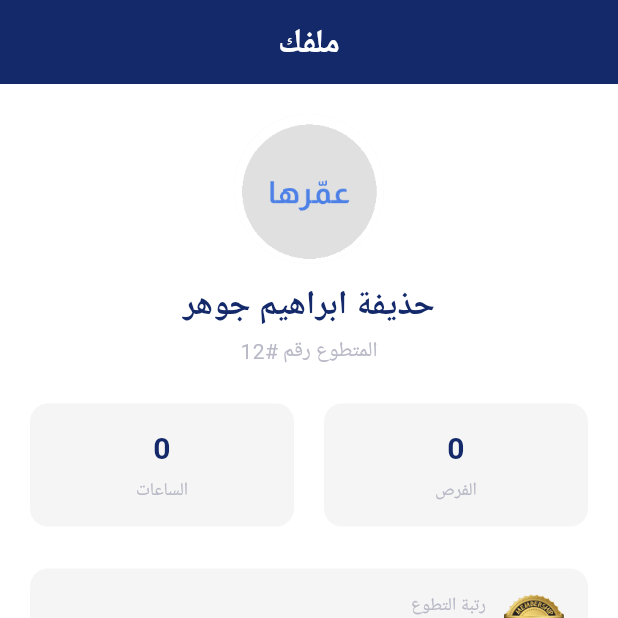
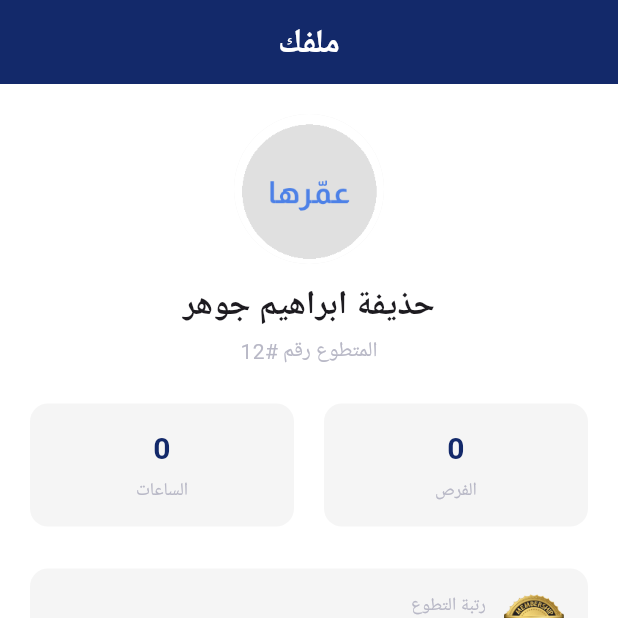
Before and after one commit to HozaifaJawhar/project2, a Flutter app: the screen it shows after launch, on a phone screen of 412 x 824 dp, the top half of it. Run offline on Flutter 3.47's test engine with Material 3 defaults, Android fonts, the phone set to English and light mode, and no system bars; our stand-ins replace google_fonts; Roboto replaces fonts that are missing (Almarai).

Commit message:
add rank tier widget in profile widgets

```diff
--- a/lib/screens/honor_board.dart
+++ b/lib/screens/honor_board.dart
@@ -24,7 +24,7 @@ class _HonorBoardScreenState extends State<HonorBoardScreen> {
       imageUrl: '',
       rank: 1,
       opportunities: 22,
-      tier: RankTier.diamond,
+      tier: RankTier.gold,
     ),
     Volunteer(
       name: 'هدى الكافي',
@@ -45,35 +45,35 @@ class _HonorBoardScreenState extends State<HonorBoardScreen> {
       imageUrl: '',
       rank: 4,
       opportunities: 17,
-      tier: RankTier.silver,
+      tier: RankTier.gold,
     ),
     Volunteer(
       name: 'زين الجودر',
       imageUrl: '',
       rank: 5,
       opportunities: 14,
-      tier: RankTier.silver,
+      tier: RankTier.gold,
     ),
     Volunteer(
       name: 'زينب الأنصاري',
       imageUrl: '',
       rank: 6,
       opportunities: 13,
-      tier: RankTier.bronze,
+      tier: RankTier.gold,
     ),
     Volunteer(
       name: 'أحمد الصالح',
       imageUrl: '',
       rank: 7,
       opportunities: 12,
-      tier: RankTier.bronze,
+      tier: RankTier.gold,
     ),
     Volunteer(
       name: 'فاطمة العلي',
       imageUrl: '',
       rank: 8,
       opportunities: 11,
-      tier: RankTier.bronze,
+      tier: RankTier.gold,
     ),
   ];
 
--- a/lib/screens/profile_screen.dart
+++ b/lib/screens/profile_screen.dart
@@ -1,6 +1,8 @@
 import 'package:ammerha_volunteer/config/theme/app_theme.dart';
 import 'package:ammerha_volunteer/core/models/volunteer.dart';
 import 'package:ammerha_volunteer/core/models/volunteer_profile.dart';
+import 'package:ammerha_volunteer/widgets/profile/profile_header.dart';
+import 'package:ammerha_volunteer/widgets/profile/rank_section.dart';
 import 'package:flutter/material.dart';
 import 'package:google_fonts/google_fonts.dart';
 import 'package:url_launcher/url_launcher.dart';
@@ -24,7 +26,7 @@ class _VolunteerProfileScreenState extends State<VolunteerProfileScreen>
     profileImageUrl: 'assets/images/profile.png',
     opportunitiesCount: 0,
     hoursCount: 0,
-    rankTier: RankTier.bronze,
+    rankTier: RankTier.gold,
     rankName: 'متطوع مبتدئ',
     rankProgress: 0.3, // Represents 30%
     skills: ['التصوير', 'التصميم', 'التدريب', 'جمع التبرعات', 'إدارة المشاريع'],
@@ -78,9 +80,17 @@ class _VolunteerProfileScreenState extends State<VolunteerProfileScreen>
                   child: Column(
                     children: [
                       const SizedBox(height: 20),
-                      _buildProfileHeader(),
+                      ProfileHeaderWidget(
+                        name: volunteerProfile.name,
+                        id: volunteerProfile.id,
+                        imageUrl: volunteerProfile.profileImageUrl,
+                      ),
                       _buildStatsSection(),
-                      _buildRankSection(),
+                      RankSectionWidget(
+                        rankName: volunteerProfile.rankName,
+                        rankProgress: volunteerProfile.rankProgress,
+                        rankTier: volunteerProfile.rankTier,
+                      ),
                       const SizedBox(height: 20),
                     ],
                   ),
@@ -139,46 +149,6 @@ class _VolunteerProfileScreenState extends State<VolunteerProfileScreen>
           ),
         ),
       ),
-    );
-  }
-
-  // Builds the main profile header widget.
-  Widget _buildProfileHeader() {
-    final imageUrl = volunteerProfile.profileImageUrl;
-    final ImageProvider backgroundImage;
-
-    // Determines the correct ImageProvider based on the URL format.
-    if (imageUrl.startsWith('http')) {
-      backgroundImage = NetworkImage(imageUrl);
-    } else {
-      // Handles local assets, providing a fallback for empty paths.
-      backgroundImage = AssetImage(
-        imageUrl.isNotEmpty ? imageUrl : 'assets/images/default_avatar.png',
-      );
-    }
-
-    return Column(
-      children: [
-        CircleAvatar(
-          radius: 50,
-          backgroundColor: Colors.grey.shade200,
-          backgroundImage: backgroundImage,
-        ),
-        const SizedBox(height: 12),
-        Text(
-          volunteerProfile.name,
-          style: GoogleFonts.almarai(
-            fontSize: 22,
-            fontWeight: FontWeight.bold,
-            color: AppColors.primary,
-          ),
-        ),
-        const SizedBox(height: 4),
-        Text(
-          'المتطوع رقم #${volunteerProfile.id}',
-          style: GoogleFonts.almarai(fontSize: 14, color: AppColors.greyText),
-        ),
-      ],
     );
   }
 
--- /dev/null
+++ b/lib/widgets/honorBaord/rank_helper.dart
@@ -0,0 +1,21 @@
+import 'package:ammerha_volunteer/core/models/volunteer.dart';
+import 'package:flutter/material.dart';
+
+Widget getRankBadgeWidget(RankTier tier, {double size = 24}) {
+  String imagePath;
+  switch (tier) {
+    case RankTier.diamond:
+      imagePath = 'assets/icons/diamond_badge.png';
+      break;
+    case RankTier.gold:
+      imagePath = 'assets/icons/medal3.png';
+      break;
+    case RankTier.silver:
+      imagePath = 'assets/icons/silver_badge.png';
+      break;
+    case RankTier.bronze:
+      imagePath = 'assets/icons/bronze_badge.png';
+      break;
+  }
+  return Image.asset(imagePath, width: size, height: size);
+}
--- a/lib/widgets/honorBaord/rest_volunteer.dart
+++ b/lib/widgets/honorBaord/rest_volunteer.dart
@@ -1,5 +1,6 @@
 import 'package:ammerha_volunteer/config/theme/app_theme.dart';
 import 'package:ammerha_volunteer/core/models/volunteer.dart';
+import 'package:ammerha_volunteer/widgets/honorBaord/rank_helper.dart';
 import 'package:flutter/material.dart';
 import 'package:google_fonts/google_fonts.dart';
 
@@ -19,25 +20,6 @@ class RankListWidget extends StatelessWidget {
         return _buildRankListItem(volunteer);
       },
     );
-  }
-
-  Widget _getRankBadge(RankTier tier, {double size = 24}) {
-    String imagePath;
-    switch (tier) {
-      case RankTier.diamond:
-        imagePath = 'assets/icons/medal3.png';
-        break;
-      case RankTier.gold:
-        imagePath = 'assets/icons/medal3.png';
-        break;
-      case RankTier.silver:
-        imagePath = 'assets/icons/medal3.png';
-        break;
-      case RankTier.bronze:
-        imagePath = 'assets/icons/medal3.png';
-        break;
-    }
-    return Image.asset(imagePath, width: size, height: size);
   }
 
   Widget _buildRankListItem(Volunteer volunteer) {
@@ -95,7 +77,7 @@ class RankListWidget extends StatelessWidget {
             Row(
               children: [
                 // 4. أيقونة الرتبة
-                _getRankBadge(volunteer.tier),
+                getRankBadgeWidget(volunteer.tier),
                 const SizedBox(width: 8),
 
                 // 5. عدد الفرص
--- a/lib/widgets/honorBaord/top_three.dart
+++ b/lib/widgets/honorBaord/top_three.dart
@@ -1,5 +1,6 @@
 import 'package:ammerha_volunteer/config/theme/app_theme.dart';
 import 'package:ammerha_volunteer/core/models/volunteer.dart';
+import 'package:ammerha_volunteer/widgets/honorBaord/rank_helper.dart';
 import 'package:flutter/material.dart';
 import 'package:google_fonts/google_fonts.dart';
 
@@ -38,24 +39,24 @@ class TopThreePodiumWidget extends StatelessWidget {
     );
   }
 
-  Widget _getRankBadge(RankTier tier, {double size = 24}) {
-    String imagePath;
-    switch (tier) {
-      case RankTier.diamond:
-        imagePath = 'assets/icons/medal3.png';
-        break;
-      case RankTier.gold:
-        imagePath = 'assets/icons/medal3.png';
-        break;
-      case RankTier.silver:
-        imagePath = 'assets/icons/medal3.png';
-        break;
-      case RankTier.bronze:
-        imagePath = 'assets/icons/medal3.png';
-        break;
-    }
-    return Image.asset(imagePath, width: size, height: size);
-  }
+  // Widget _getRankBadge(RankTier tier, {double size = 24}) {
+  //   String imagePath;
+  //   switch (tier) {
+  //     case RankTier.diamond:
+  //       imagePath = 'assets/icons/medal3.png';
+  //       break;
+  //     case RankTier.gold:
+  //       imagePath = 'assets/icons/medal3.png';
+  //       break;
+  //     case RankTier.silver:
+  //       imagePath = 'assets/icons/medal3.png';
+  //       break;
+  //     case RankTier.bronze:
+  //       imagePath = 'assets/icons/medal3.png';
+  //       break;
+  //   }
+  //   return Image.asset(imagePath, width: size, height: size);
+  // }
 
   Widget _buildPodiumItem(
     BuildContext context,
@@ -86,7 +87,7 @@ class TopThreePodiumWidget extends StatelessWidget {
                   shape: BoxShape.circle,
                   color: AppColors.white,
                 ),
-                child: _getRankBadge(volunteer.tier, size: 18),
+                child: getRankBadgeWidget(volunteer.tier, size: 18),
               ),
             ),
           ],
--- /dev/null
+++ b/lib/widgets/profile/profile_header.dart
@@ -0,0 +1,49 @@
+import 'package:ammerha_volunteer/config/theme/app_theme.dart';
+import 'package:flutter/material.dart';
+import 'package:google_fonts/google_fonts.dart';
+
+class ProfileHeaderWidget extends StatelessWidget {
+  final String name;
+  final String id;
+  final String imageUrl;
+
+  const ProfileHeaderWidget({
+    super.key,
+    required this.name,
+    required this.id,
+    required this.imageUrl,
+  });
+
+  @override
+  Widget build(BuildContext context) {
+    final ImageProvider backgroundImage;
+
+    if (imageUrl.startsWith('http')) {
+      backgroundImage = NetworkImage(imageUrl);
+    } else {
+      backgroundImage = AssetImage(
+        imageUrl.isNotEmpty ? imageUrl : 'assets/images/default_avatar.png',
+      );
+    }
+
+    return Column(
+      children: [
+        CircleAvatar(
+          radius: 50,
+          backgroundColor: Colors.grey.shade200,
+          backgroundImage: backgroundImage,
+        ),
+        const SizedBox(height: 12),
+        Text(
+          name,
+          style: GoogleFonts.almarai(fontSize: 22, fontWeight: FontWeight.bold),
+        ),
+        const SizedBox(height: 4),
+        Text(
+          'المتطوع رقم #$id',
+          style: GoogleFonts.almarai(fontSize: 14, color: AppColors.greyText),
+        ),
+      ],
+    );
+  }
+}
--- /dev/null
+++ b/lib/widgets/profile/rank_section.dart
@@ -0,0 +1,85 @@
+import 'package:ammerha_volunteer/config/theme/app_theme.dart';
+import 'package:ammerha_volunteer/core/models/volunteer.dart';
+import 'package:ammerha_volunteer/widgets/honorBaord/rank_helper.dart';
+import 'package:flutter/material.dart';
+import 'package:google_fonts/google_fonts.dart';
+
+class RankSectionWidget extends StatelessWidget {
+  final String rankName;
+  final double rankProgress;
+  final RankTier rankTier;
+
+  const RankSectionWidget({
+    super.key,
+    required this.rankName,
+    required this.rankProgress,
+    required this.rankTier,
+  });
+
+  @override
+  Widget build(BuildContext context) {
+    final percentage = (rankProgress * 100).toInt();
+
+    return Padding(
+      padding: const EdgeInsets.symmetric(horizontal: 16.0),
+      child: Card(
+        elevation: 0,
+        color: Colors.grey.shade100,
+        shape: RoundedRectangleBorder(borderRadius: BorderRadius.circular(12)),
+        child: Padding(
+          padding: const EdgeInsets.all(16.0),
+          child: Column(
+            children: [
+              Row(
+                children: [
+                  getRankBadgeWidget(rankTier, size: 40),
+                  //Image.asset(badgeAssetPath, width: 40, height: 40),
+                  const SizedBox(width: 12),
+                  Column(
+                    crossAxisAlignment: CrossAxisAlignment.start,
+                    children: [
+                      Text(
+                        'رتبة التطوع',
+                        style: GoogleFonts.almarai(
+                          color: AppColors.greyText,
+                          fontSize: 12,
+                        ),
+                      ),
+                      Text(
+                        rankName,
+                        style: GoogleFonts.almarai(
+                          fontWeight: FontWeight.bold,
+                          fontSize: 16,
+                        ),
+                      ),
+                    ],
+                  ),
+                ],
+              ),
+              const SizedBox(height: 16),
+              LinearProgressIndicator(
+                value: rankProgress,
+                backgroundColor: Colors.grey.shade300,
+                color: AppColors.primary,
+                minHeight: 6,
+                borderRadius: BorderRadius.circular(10),
+              ),
+              const SizedBox(height: 8),
+              Align(
+                alignment: Alignment.centerLeft,
+                child: Text(
+                  '$percentage%',
+                  style: GoogleFonts.almarai(
+                    color: AppColors.greyText,
+                    fontSize: 12,
+                    fontWeight: FontWeight.w600,
+                  ),
+                ),
+              ),
+            ],
+          ),
+        ),
+      ),
+    );
+  }
+}
```
